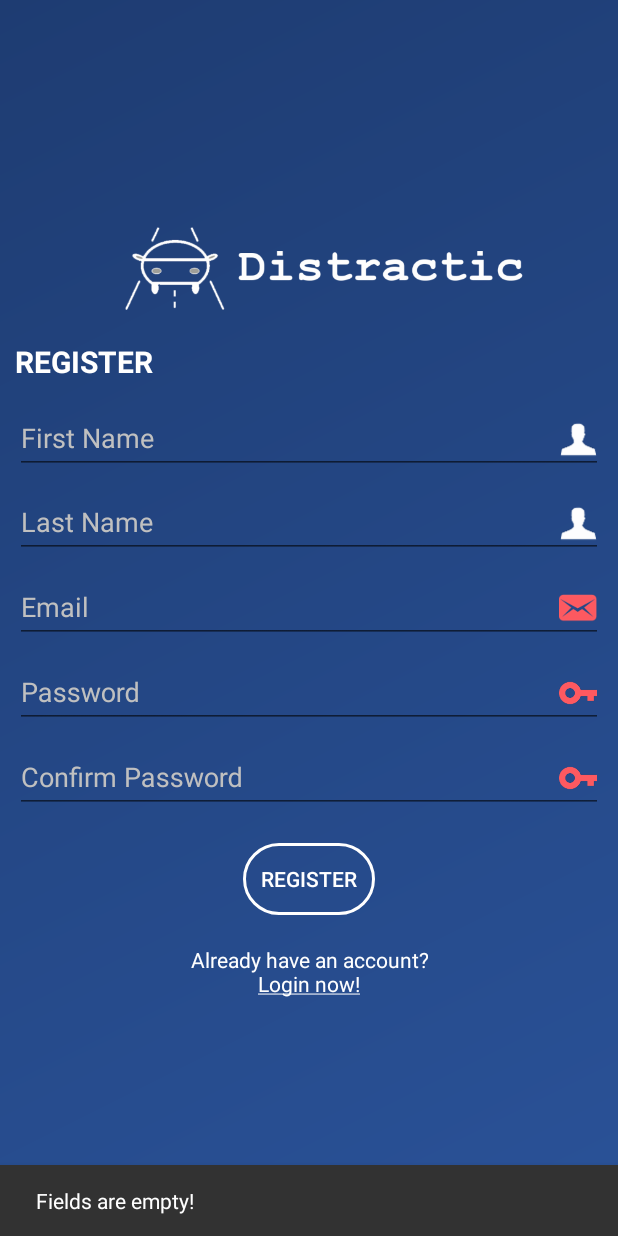
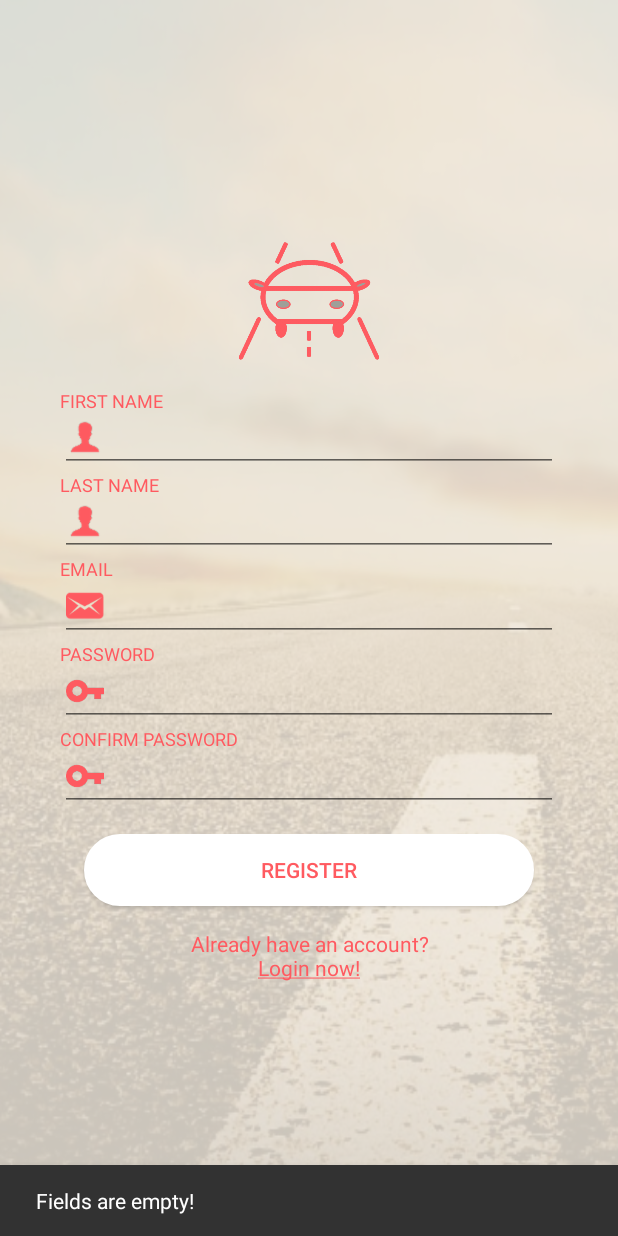
Before and after one commit to davidhqr/Distractic, an Android app: the screen it shows after launch (LoginRegisterActivity), after a tap on an icon or button, on a phone screen of 412 x 824 dp. Run offline under Robolectric (Android 15) with nearby library versions, the phone set to English and light mode, and no system bars; 1 other tap on this screen came first.

Commit message:
Changed register page - added logo, changed text and background

```diff
--- a/app/src/main/res/layout/activity_landing.xml
+++ /dev/null
@@ -1,51 +0,0 @@
-<?xml version="1.0" encoding="utf-8"?>
-
-<RelativeLayout xmlns:android="http://schemas.android.com/apk/res/android"
-    xmlns:tools="http://schemas.android.com/tools"
-    android:layout_width="match_parent"
-    android:layout_height="match_parent"
-    android:background="@drawable/bg_opaque_road_pink"
-    android:gravity="center"
-    android:orientation="vertical">
-
-    <ImageView
-        android:id="@+id/landing_image_distracticLogo"
-        android:layout_width="match_parent"
-        android:layout_height="200dp"
-        android:contentDescription="@string/description_distracticLogo"
-        android:src="@drawable/full_logo" />
-
-    <android.support.v7.widget.AppCompatButton
-        android:id="@+id/landing_button_signup"
-        android:layout_width="300dp"
-        android:layout_height="wrap_content"
-        android:layout_below="@id/landing_image_distracticLogo"
-        android:layout_centerInParent="true"
-        android:layout_marginTop="50dp"
-        android:background="@drawable/bg_rounded_button"
-        android:text="@string/landing_signupButton"
-        android:textColor="@android:color/white" />
-
-    <android.support.v7.widget.AppCompatButton
-        android:id="@+id/landing_button_login"
-        android:layout_width="300dp"
-        android:layout_height="wrap_content"
-        android:layout_below="@id/landing_button_signup"
-        android:layout_centerInParent="true"
-        android:layout_marginTop="20dp"
-        android:background="@drawable/bg_rounded_button_filled"
-        android:text="@string/landing_loginButton"
-        android:textColor="@color/colorPrimary" />
-
-    <TextView
-        android:id="@+id/landing_text_skipnow"
-        android:layout_width="wrap_content"
-        android:layout_height="wrap_content"
-        android:layout_below="@id/landing_button_login"
-        android:layout_marginTop="20dp"
-        android:text="@string/landing_skipnowText"
-        android:textColor="@color/colorWhite"
-        android:textSize="16dp"
-        android:layout_centerInParent="true"/>
-
-</RelativeLayout>
--- a/app/src/main/res/layout/fragment_register.xml
+++ b/app/src/main/res/layout/fragment_register.xml
@@ -1,120 +1,181 @@
 <?xml version="1.0" encoding="utf-8"?>
-<LinearLayout xmlns:android="http://schemas.android.com/apk/res/android"
+<RelativeLayout xmlns:android="http://schemas.android.com/apk/res/android"
               android:layout_width="match_parent"
               android:layout_height="match_parent"
-              android:background="@drawable/bg_gradient_register"
+              android:background="@drawable/bg_opaque_road_white"
               android:gravity="center"
               android:orientation="vertical">
 
     <ImageView
         android:layout_width="match_parent"
-        android:layout_height="90dp"
-        android:layout_marginStart="8dp"
-        android:layout_marginTop="32dp"
+        android:id="@+id/register_image_distracticLogo"
+        android:layout_marginTop="20dp"
+        android:layout_height="100dp"
+        android:layout_marginBottom="8dp"
         android:contentDescription="@string/description_distracticLogo"
-        android:src="@drawable/full_logo"/>
+        android:src="@drawable/car_logo_pink"/>
 
+    <TextView
+        android:id="@+id/register_text_firstName"
+        android:layout_width="match_parent"
+        android:layout_height="wrap_content"
+        android:layout_below="@id/register_image_distracticLogo"
+        android:layout_marginStart="40dp"
+        android:layout_marginEnd="40dp"
+        android:gravity="start"
+        android:text="@string/register_firstNameText"
+        android:textAlignment="gravity"
+        android:textColor="@color/colorPrimary"
+        android:textSize="12sp" />
 
     <android.support.design.widget.TextInputLayout
         android:layout_width="match_parent"
-        android:layout_height="wrap_content">
+        android:layout_height="wrap_content"
+        android:layout_marginLeft="40dp"
+        android:layout_marginRight="40dp"
+        android:layout_below="@id/register_image_distracticLogo"
+        android:id="@+id/register_firstName">
 
-        <TextView
-            android:id="@+id/register_text_title"
-            android:layout_width="match_parent"
-            android:layout_height="wrap_content"
-            android:layout_marginBottom="5dp"
-            android:layout_marginStart="10dp"
-            android:layout_marginTop="5dp"
-            android:text="@string/register_registerTitle"
-            android:textColor="@color/colorWhite"
-            android:textSize="20sp"
-            android:textStyle="bold"/>
-
-    </android.support.design.widget.TextInputLayout>
-
-    <android.support.design.widget.TextInputLayout
-        android:layout_width="match_parent"
-        android:layout_height="wrap_content">
 
         <EditText
             android:id="@+id/register_edit_firstName"
             android:layout_width="match_parent"
             android:layout_height="wrap_content"
-            android:layout_marginLeft="10dp"
-            android:layout_marginRight="10dp"
-            android:drawableEnd="@drawable/ic_person"
-            android:hint="@string/register_firstNameHint"
+            android:drawablePadding="10dp"
+            android:drawableStart="@drawable/ic_person"
             android:inputType="textPersonName"
-            android:textColor="@color/colorWhite"/>
+            android:textColor="@color/colorTextGrey" />
 
     </android.support.design.widget.TextInputLayout>
 
+
+    <TextView
+        android:id="@+id/register_text_lastName"
+        android:layout_width="match_parent"
+        android:layout_height="wrap_content"
+        android:layout_below="@id/register_firstName"
+        android:layout_marginStart="40dp"
+        android:layout_marginEnd="40dp"
+        android:gravity="start"
+        android:text="@string/register_lastNameText"
+        android:textAlignment="gravity"
+        android:textColor="@color/colorPrimary"
+        android:textSize="12sp" />
+
     <android.support.design.widget.TextInputLayout
         android:layout_width="match_parent"
-        android:layout_height="wrap_content">
+        android:layout_height="wrap_content"
+        android:layout_marginLeft="40dp"
+        android:layout_marginRight="40dp"
+        android:layout_below="@id/register_firstName"
+        android:id="@+id/register_lastName">
 
         <EditText
             android:id="@+id/register_edit_lastName"
             android:layout_width="match_parent"
             android:layout_height="wrap_content"
-            android:layout_marginLeft="10dp"
-            android:layout_marginRight="10dp"
-            android:drawableEnd="@drawable/ic_person"
-            android:hint="@string/register_lastNameHint"
+            android:drawableStart="@drawable/ic_person"
+            android:drawablePadding="10dp"
             android:inputType="textPersonName"
             android:textColor="@color/colorWhite"/>
 
     </android.support.design.widget.TextInputLayout>
 
 
+    <TextView
+        android:id="@+id/register_text_email"
+        android:layout_width="match_parent"
+        android:layout_height="40dp"
+        android:layout_below="@id/register_lastName"
+        android:layout_marginStart="40dp"
+        android:layout_marginEnd="40dp"
+        android:gravity="start"
+        android:text="@string/register_emailText"
+        android:textAlignment="gravity"
+        android:textColor="@color/colorPrimary"
+        android:textSize="12sp" />
+
     <android.support.design.widget.TextInputLayout
         android:layout_width="match_parent"
-        android:layout_height="wrap_content">
+        android:layout_height="wrap_content"
+        android:layout_below="@id/register_lastName"
+        android:id="@+id/register_email"
+        android:layout_marginLeft="40dp"
+        android:layout_marginRight="40dp">
 
         <EditText
             android:id="@+id/register_edit_email"
             android:layout_width="match_parent"
             android:layout_height="wrap_content"
-            android:layout_marginLeft="10dp"
-            android:layout_marginRight="10dp"
-            android:drawableEnd="@drawable/ic_mail"
-            android:hint="@string/register_emailHint"
+            android:drawableStart="@drawable/ic_mail"
+            android:drawablePadding="10dp"
             android:inputType="textEmailAddress"
             android:textColor="@color/colorWhite"
             android:textColorHint="@color/colorWhite"/>
 
     </android.support.design.widget.TextInputLayout>
 
+    <TextView
+        android:id="@+id/register_text_password"
+        android:layout_width="match_parent"
+        android:layout_height="wrap_content"
+        android:layout_below="@id/register_email"
+        android:layout_marginStart="40dp"
+        android:layout_marginEnd="40dp"
+        android:gravity="start"
+        android:text="@string/register_passwordText"
+        android:textAlignment="gravity"
+        android:textColor="@color/colorPrimary"
+        android:textSize="12sp" />
+
+
     <android.support.design.widget.TextInputLayout
         android:layout_width="match_parent"
-        android:layout_height="wrap_content">
+        android:layout_height="wrap_content"
+        android:layout_below="@id/register_email"
+        android:layout_marginLeft="40dp"
+        android:layout_marginRight="40dp"
+        android:id="@+id/register_password">
 
         <EditText
             android:id="@+id/register_edit_password"
             android:layout_width="match_parent"
             android:layout_height="wrap_content"
-            android:layout_marginLeft="10dp"
-            android:layout_marginRight="10dp"
-            android:drawableEnd="@drawable/ic_key"
-            android:hint="@string/register_passwordHint"
+            android:drawableStart="@drawable/ic_key"
+            android:drawablePadding="10dp"
             android:inputType="textPassword"
             android:textColor="@color/colorWhite"/>
 
     </android.support.design.widget.TextInputLayout>
 
+    <TextView
+        android:id="@+id/register_text_confirmPassword"
+        android:layout_width="match_parent"
+        android:layout_height="wrap_content"
+        android:layout_below="@id/register_password"
+        android:layout_marginStart="40dp"
+        android:layout_marginEnd="40dp"
+        android:gravity="start"
+        android:text="@string/register_confirmPasswordText"
+        android:textAlignment="gravity"
+        android:textColor="@color/colorPrimary"
+        android:textSize="12sp" />
+
+
     <android.support.design.widget.TextInputLayout
         android:layout_width="match_parent"
-        android:layout_height="wrap_content">
+        android:layout_height="wrap_content"
+        android:layout_below="@id/register_password"
+        android:id="@+id/register_confirmPassword"
+        android:layout_marginLeft="40dp"
+        android:layout_marginRight="40dp">
 
         <EditText
             android:id="@+id/register_edit_confirmPassword"
             android:layout_width="match_parent"
             android:layout_height="wrap_content"
-            android:layout_marginLeft="10dp"
-            android:layout_marginRight="10dp"
-            android:drawableEnd="@drawable/ic_key"
-            android:hint="@string/register_confirmPasswordHint"
+            android:drawableStart="@drawable/ic_key"
+            android:drawablePadding="10dp"
             android:inputType="textPassword"
             android:textColor="@color/colorWhite"/>
 
@@ -122,29 +183,35 @@
 
     <android.support.v7.widget.AppCompatButton
         android:id="@+id/register_button_registerbutton"
-        android:layout_width="wrap_content"
+        android:layout_below="@id/register_confirmPassword"
+        android:layout_width="300dp"
+        android:layout_centerInParent="true"
         android:layout_height="wrap_content"
-        android:layout_marginTop="20dp"
-        android:background="@drawable/bg_rounded_button"
+        android:layout_marginTop="15dp"
+        android:background="@drawable/bg_rounded_button_filled"
         android:text="@string/register_registerButton"
-        android:textColor="@android:color/white"/>
+        android:textColor="@color/colorPrimary"/>
 
     <TextView
         android:id="@+id/register_text_login"
+        android:layout_below="@id/register_button_registerbutton"
         android:layout_width="wrap_content"
         android:layout_height="wrap_content"
-        android:layout_marginTop="20dp"
+        android:layout_marginTop="15dp"
+        android:layout_centerInParent="true"
         android:text="@string/register_loginText"
         android:textAlignment="center"
-        android:textColor="@color/colorWhite"/>
+        android:textColor="@color/colorPrimary" />
 
     <ProgressBar
         android:id="@+id/register_progress"
+        android:layout_below="@+id/register_text_login"
         style="@style/Base.Widget.AppCompat.ProgressBar"
         android:layout_width="match_parent"
         android:layout_height="wrap_content"
         android:layout_marginTop="10dp"
+        android:layout_marginBottom="-20dp"
         android:indeterminate="true"
         android:visibility="invisible"/>
 
-</LinearLayout>
+</RelativeLayout>
--- a/app/src/main/res/values/strings.xml
+++ b/app/src/main/res/values/strings.xml
@@ -3,7 +3,6 @@
     <string name="app_name">Distractic</string>
     <string name="description_distracticLogo">This is the Distractic logo.</string>
 
-    <string name="login_loginTitle">LOGIN</string>
     <string name="login_usernameText">USERNAME</string>
     <string name="login_passwordText">PASSWORD</string>
     <string name="login_emailHint">Email</string>
@@ -12,12 +11,11 @@
     <string name="login_loginButton">LOGIN</string>
     <string name="login_registerText">Don\'t have an account?\n<u>Register now!</u></string>
 
-    <string name="register_registerTitle">REGISTER</string>
-    <string name="register_firstNameHint">First Name</string>
-    <string name="register_lastNameHint">Last Name</string>
-    <string name="register_emailHint">Email</string>
-    <string name="register_passwordHint">Password</string>
-    <string name="register_confirmPasswordHint">Confirm Password</string>
+    <string name="register_firstNameText">FIRST NAME</string>
+    <string name="register_lastNameText">LAST NAME</string>
+    <string name="register_emailText">EMAIL</string>
+    <string name="register_passwordText">PASSWORD</string>
+    <string name="register_confirmPasswordText">CONFIRM PASSWORD</string>
     <string name="register_registerButton">REGISTER</string>
     <string name="register_loginText">Already have an account?\n<u>Login now!</u></string>
 
```
Also changed, not shown: app/src/main/res/drawable-hdpi/ic_person.png, app/src/main/res/drawable-mdpi/ic_person.png, app/src/main/res/drawable-xhdpi/ic_person.png, app/src/main/res/drawable-xxhdpi/ic_person.png, app/src/main/res/drawable-xxxhdpi/ic_person.png.
